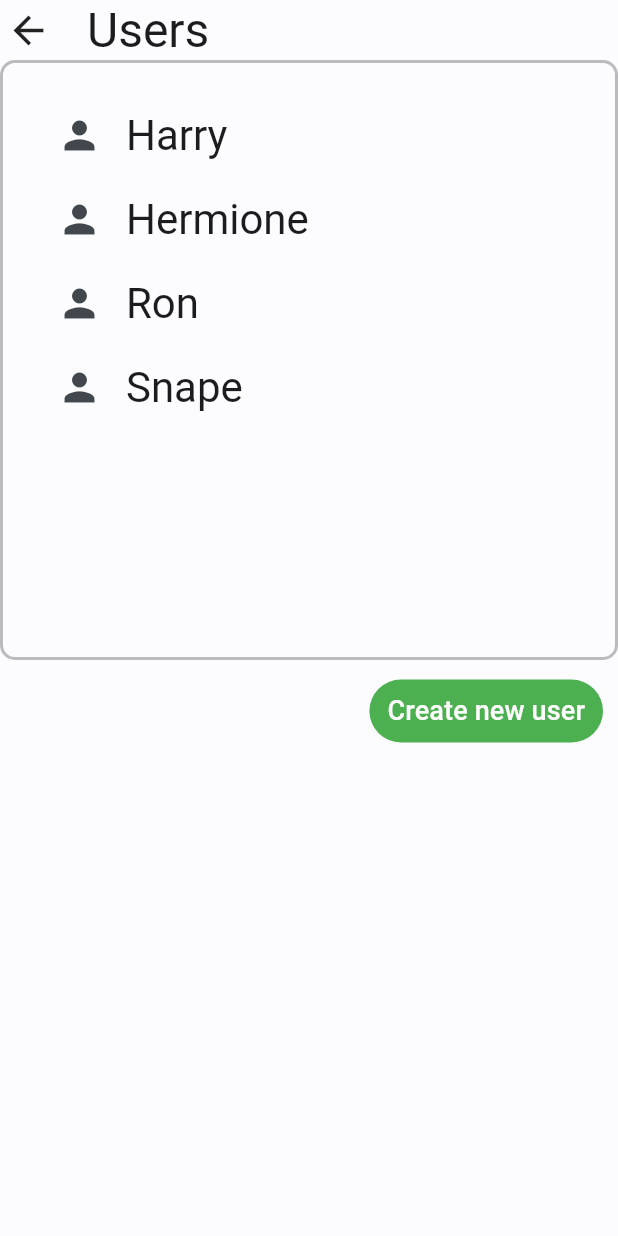
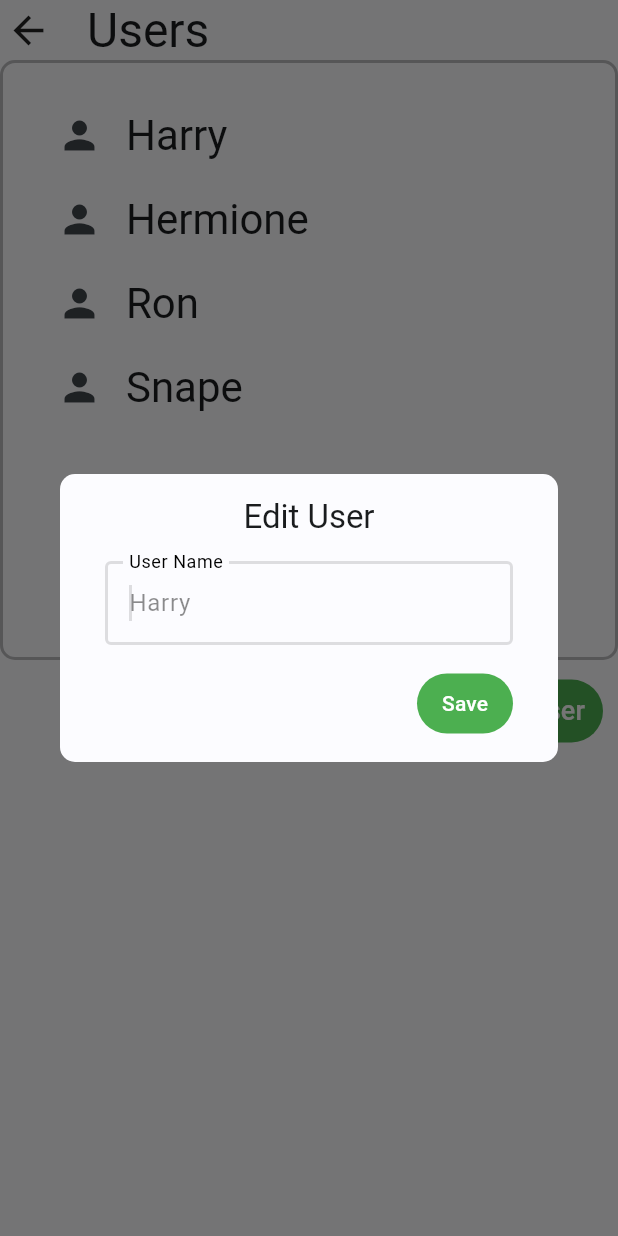
Before and after one commit to phR0ze/oneup, a Flutter app: the UserView widget shown alone on an empty page, opened directly, after a tap on "Harry", on a phone screen of 412 x 824 dp. Run offline on Flutter 3.47's test engine with Material 3 defaults, Android fonts, the phone set to English and light mode, and no system bars.

Commit message:
Refactor snackbar usage

```diff
--- a/flutter/lib/const.dart
+++ b/flutter/lib/const.dart
@@ -13,6 +13,7 @@ class Const {
   static const assetCurlyBraceImage = 'assets/images/curly-brace-130.png';
 
   // Sizing and padding
+  static const dialogWidth = 400.0;
   static const sectionContentHeight = 400.0;
   static const contentPadding = 25.0;
   static const contentPaddingTop = 30.0;
--- a/flutter/lib/ui/views/input.dart
+++ b/flutter/lib/ui/views/input.dart
@@ -1,4 +1,6 @@
 import 'package:flutter/material.dart';
+
+import '../../const.dart';
 
 /// View to present the user with an admin password dialog to authorize an action.
 class InputView extends StatefulWidget {
@@ -56,7 +58,7 @@ class _InputViewState extends State<InputView> {
     body: Dialog(
       shape: RoundedRectangleBorder(borderRadius: BorderRadius.circular(10)),
         child: Container(
-          width: 400, // arbitrary width
+          width: Const.dialogWidth,
           child: Padding(
             padding: const EdgeInsets.fromLTRB(30, 15, 30, 15),
             child: Column(
--- a/flutter/lib/ui/views/user.dart
+++ b/flutter/lib/ui/views/user.dart
@@ -1,7 +1,10 @@
 import 'package:flutter/material.dart';
 import 'package:oneup/ui/views/settings.dart';
 import 'package:provider/provider.dart';
+import '../../const.dart';
 import '../../model/appstate.dart';
+import '../../model/user.dart';
+import '../../utils/utils.dart';
 import '../widgets/section.dart';
 import 'input.dart';
 
@@ -30,7 +33,9 @@ class UserView extends StatelessWidget {
             leading: const Icon(size: 30, Icons.person),
             title: Text(user.name, style: textStyle),
             onTap: () {
-              print("User: ${user.name}");
+              showDialog<String>(context: context,
+                builder: (dialogContext) => UserEditView(user: user),
+              );
             },
           );
         },
@@ -62,26 +67,109 @@ class UserView extends StatelessWidget {
 
 // Add the new user or show a snackbar if it already exists
 void addUser(BuildContext context, AppState state, String name) {
-  var exp = RegExp(r'[^a-z0-9 ]', caseSensitive: false);
-
-  // Sanitize the category input name first
-  if (name.isEmpty || exp.hasMatch(name)) {
-    ScaffoldMessenger.of(context).showSnackBar(
-      SnackBar(
-        content: Text('Symbols are not allowed in user names'),
-        duration: const Duration(seconds: 2),
-      ),
-    );
-  } else {
+  if (utils.notEmptyAndNoSymbols(context, state, name)) {
     if (!state.addUser(name)) {
-      ScaffoldMessenger.of(context).showSnackBar(
-        SnackBar(
-          content: Text('User"$name" already exists!'),
-          duration: const Duration(seconds: 2),
-        ),
-      );
+      utils.showSnackBarFailure(context, 'User "$name" already exists!');
     } else {
       Navigator.pop(context);
+      utils.showSnackBarSuccess(context, 'User "$name" created successfully!');
     }
   }
 }
+
+/// A view for editing the user
+class UserEditView extends StatefulWidget {
+  const UserEditView({super.key, required this.user });
+  final User user;
+
+  @override
+  State<UserEditView> createState() => _UserEditViewState();
+}
+
+class _UserEditViewState extends State<UserEditView> {
+  late TextEditingController nameCtrlr;
+
+  @override
+  void initState() {
+    super.initState();
+    nameCtrlr = TextEditingController();
+  }
+
+  @override
+  void dispose() {
+    nameCtrlr.dispose();
+    super.dispose();
+  }
+
+  @override
+  Widget build(BuildContext context) {
+    final textTheme = Theme.of(context).textTheme;
+
+  // This additional scaffold is needed to allow for the snackbar to be shown
+  // above the dialog view. It uses the transparent color to be see through.
+  return Scaffold(
+    backgroundColor: Colors.transparent,
+    body: Dialog(
+      shape: RoundedRectangleBorder(borderRadius: BorderRadius.circular(10)),
+        child: Container(
+          width: Const.dialogWidth,
+          child: Padding(
+            padding: const EdgeInsets.fromLTRB(30, 15, 30, 15),
+            child: Column(
+              mainAxisSize: MainAxisSize.min,
+              mainAxisAlignment: MainAxisAlignment.center,
+              children: <Widget>[
+                Text('Edit User', style: textTheme.titleLarge),
+                SizedBox(height: 15),
+                TextField(
+                  controller: nameCtrlr,
+                  autofocus: true, // take the focus immediately
+                  decoration: InputDecoration(
+                    labelText: 'User Name',
+                    labelStyle: TextStyle(color: Colors.black),
+                    hintStyle:  TextStyle(color: Colors.black45),
+                    hintText: widget.user.name,
+                    border: const OutlineInputBorder(),
+                  ),
+
+                  // Also support enter key to for adding and closing as well
+                  onSubmitted: (val) {
+                    // widget.onSubmit(val.trim());
+                  },
+                ),
+                const SizedBox(height: 15),
+                Align(
+                  alignment: Alignment.centerRight,
+                  child: TextButton(
+                    child: Text('Save'),
+                    style: ButtonStyle(
+                      backgroundColor: WidgetStateProperty.all(Colors.green),
+                      foregroundColor: WidgetStateProperty.all(Colors.white),
+                    ),
+
+                    // Ensure that the save button saves and closes
+                    onPressed: () {
+                      // widget.onSubmit(nameCtrlr.text.trim());
+                    },
+                  ),
+                ),
+              ],
+            ),
+          ),
+        ),
+      ),
+  );
+  }
+}
+
+// Add the new user or show a snackbar if it already exists
+void updateUser(BuildContext context, AppState state, String name) {
+  if (utils.notEmptyAndNoSymbols(context, state, name)) {
+    if (!state.addUser(name)) {
+      utils.showSnackBarFailure(context, 'User "$name" already exists!');
+    } else {
+      Navigator.pop(context);
+      utils.showSnackBarSuccess(context, 'User "$name" created successfully!');
+    }
+  }
+}
```
Also changed, not shown: flutter/lib/ui/views/admin.dart (+4 -21 lines), flutter/lib/ui/views/category.dart (+4 -17 lines), flutter/lib/utils/utils.dart (+52 -0 lines).
